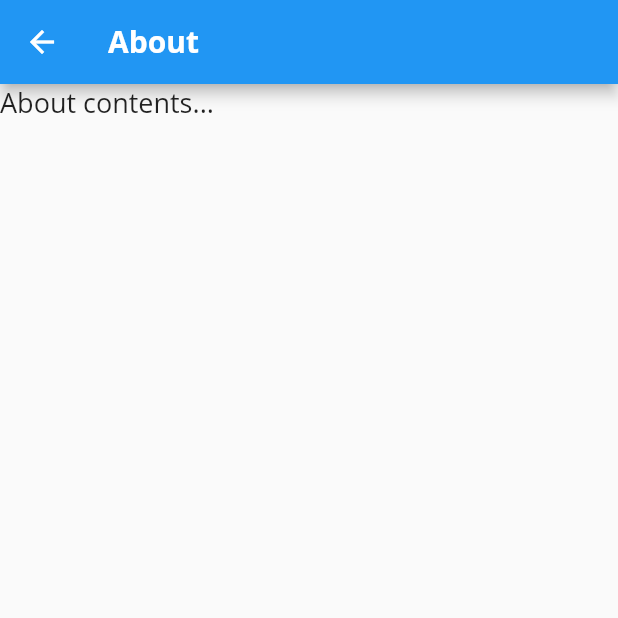
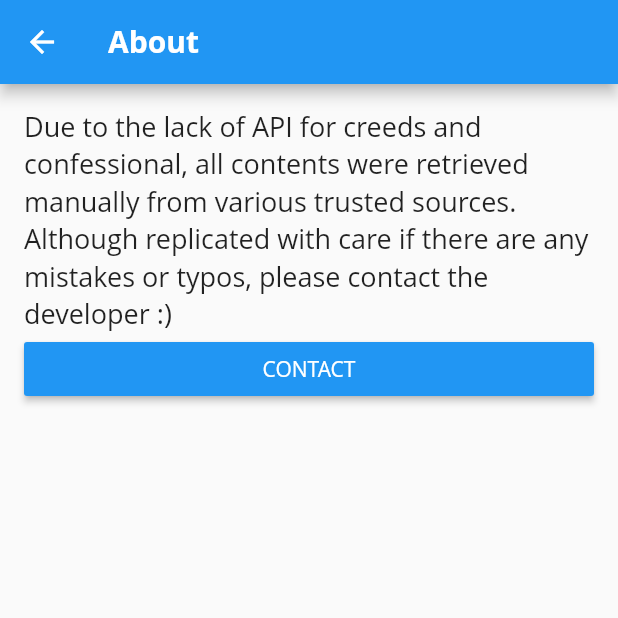
Before and after one commit to json469/sound_doctrine, a Flutter app: the About screen opened directly, on a phone screen of 412 x 824 dp, the top half of it. Run offline on Flutter 3.47's test engine with Material 2 defaults, Android fonts, the phone set to English and light mode, and no system bars; our stand-ins replace sticky_headers.

Commit message:
Update folder architecture

```diff
--- a/lib/about.dart
+++ /dev/null
@@ -1,13 +0,0 @@
-import 'package:flutter/material.dart';
-
-class About extends StatelessWidget {
-  @override
-  Widget build(BuildContext context) {
-    return Scaffold(
-      appBar: AppBar(
-        title: Text('About', style: Theme.of(context).textTheme.title),
-      ),
-      body: Text('About contents...'),
-    );
-  }
-}
--- a/lib/home.dart
+++ b/lib/home.dart
@@ -1,6 +1,6 @@
 import 'package:flutter/material.dart';
-import 'navigation_drawer.dart';
-import 'navigation_page.dart';
+import 'navigations/navigation_drawer.dart';
+import 'navigations/navigation_page.dart';
 
 class Home extends StatelessWidget {
   @override
--- /dev/null
+++ b/lib/navigations/about.dart
@@ -0,0 +1,28 @@
+import 'package:flutter/material.dart';
+
+class About extends StatelessWidget {
+  @override
+  Widget build(BuildContext context) {
+    return Scaffold(
+      appBar: AppBar(
+        title: Text('About', style: Theme.of(context).textTheme.title),
+      ),
+      body: SingleChildScrollView(
+          child: Container(
+              padding: EdgeInsets.all(16.0),
+              child: Column(
+                children: <Widget>[
+                  Text(
+                      'Due to the lack of API for creeds and confessional, all contents were retrieved manually from various trusted sources. Although replicated with care if there are any mistakes or typos, please contact the developer :)'),
+                  Container(
+                      width: double.maxFinite,
+                      child: RaisedButton(
+                        color: Theme.of(context).primaryColor,
+                        child: Text('CONTACT', style: Theme.of(context).textTheme.caption),
+                        onPressed: () {},
+                      )),
+                ],
+              ))),
+    );
+  }
+}
```
Also changed, not shown: lib/navigations/navigation_page.dart (renamed from lib/navigation_page.dart, +9 -9 lines), lib/navigations/navigation_drawer.dart (renamed from lib/navigation_drawer.dart).
